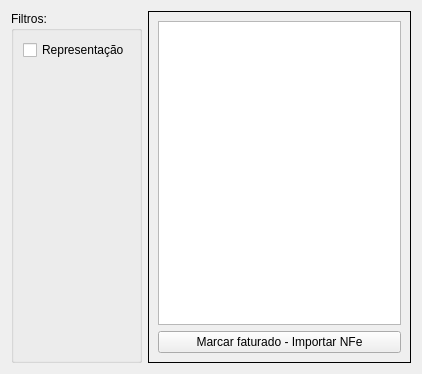
lellisls/ERP-STACCATO, file ui/widgetcomprafaturar.ui: the form before one commit.
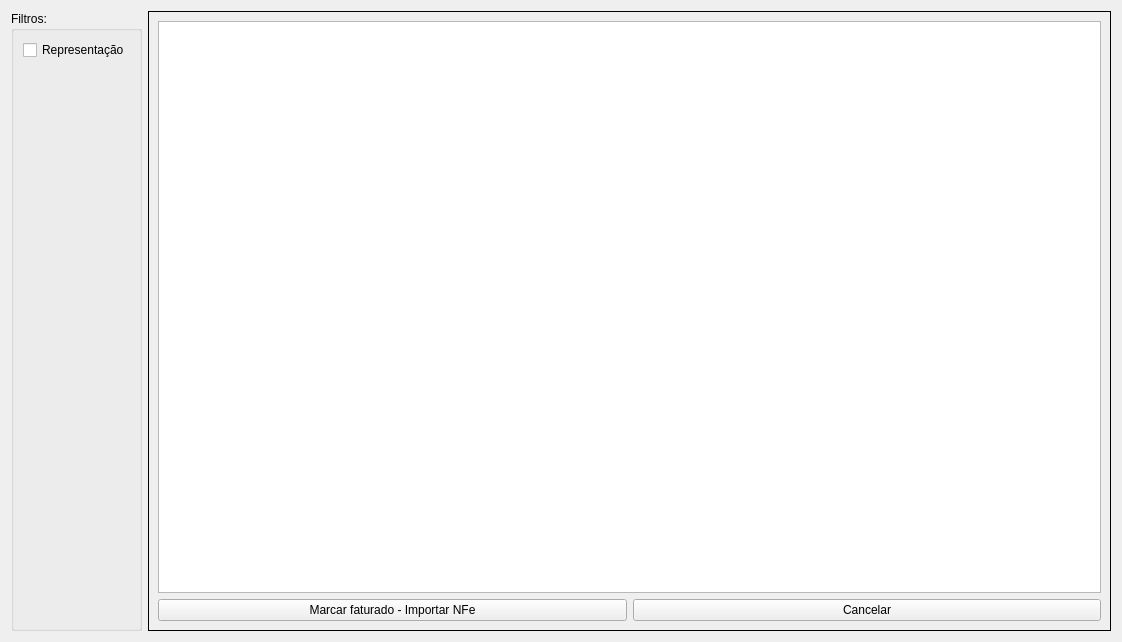
The form after the commit. Custom widgets are drawn as their Qt base class.

Patch:
```diff
--- a/ui/widgetcomprafaturar.ui
+++ b/ui/widgetcomprafaturar.ui
@@ -6,8 +6,8 @@
    <rect>
     <x>0</x>
     <y>0</y>
-    <width>422</width>
-    <height>374</height>
+    <width>1122</width>
+    <height>642</height>
    </rect>
   </property>
   <property name="windowTitle">
@@ -19,6 +19,12 @@
      <property name="enabled">
       <bool>true</bool>
      </property>
+     <property name="sizePolicy">
+      <sizepolicy hsizetype="Maximum" vsizetype="Preferred">
+       <horstretch>0</horstretch>
+       <verstretch>0</verstretch>
+      </sizepolicy>
+     </property>
      <property name="title">
       <string>Filtros:</string>
      </property>
@@ -55,7 +61,21 @@
       <enum>QFrame::Plain</enum>
      </property>
      <layout class="QGridLayout" name="gridLayout_2">
-      <item row="0" column="0">
+      <item row="1" column="0">
+       <widget class="QPushButton" name="pushButtonMarcarFaturado">
+        <property name="text">
+         <string>Marcar faturado - Importar NFe</string>
+        </property>
+       </widget>
+      </item>
+      <item row="1" column="1">
+       <widget class="QPushButton" name="pushButtonCancelarCompra">
+        <property name="text">
+         <string>Cancelar</string>
+        </property>
+       </widget>
+      </item>
+      <item row="0" column="0" colspan="2">
        <widget class="TableView" name="table">
         <property name="mouseTracking">
          <bool>true</bool>
@@ -83,13 +103,6 @@
         </attribute>
        </widget>
       </item>
-      <item row="1" column="0">
-       <widget class="QPushButton" name="pushButtonMarcarFaturado">
-        <property name="text">
-         <string>Marcar faturado - Importar NFe</string>
-        </property>
-       </widget>
-      </item>
      </layout>
     </widget>
    </item>
```
